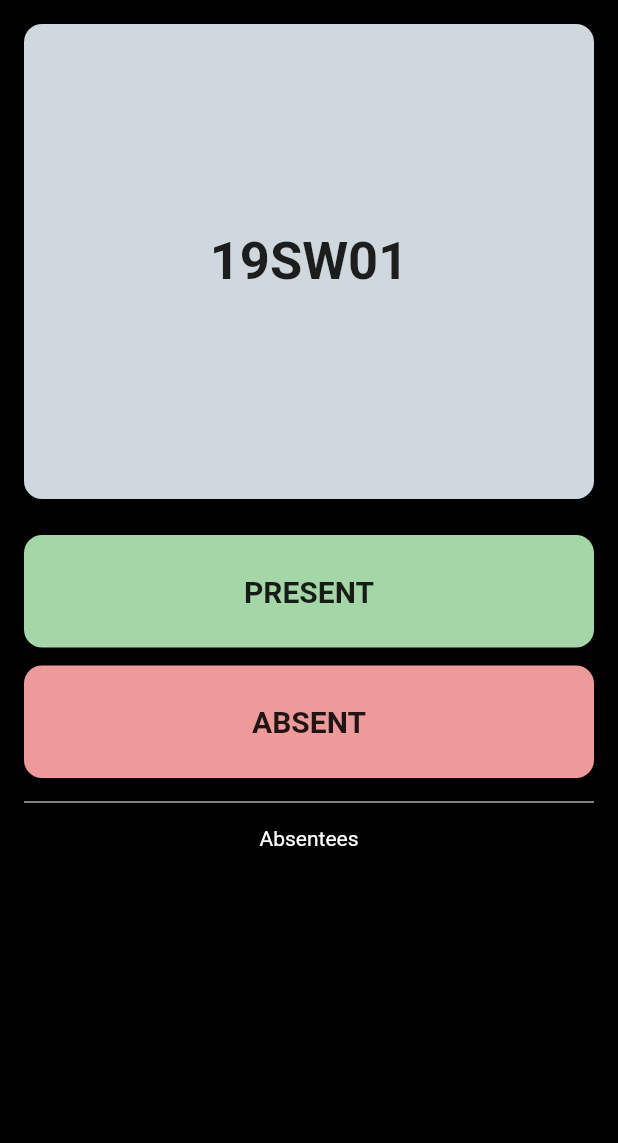
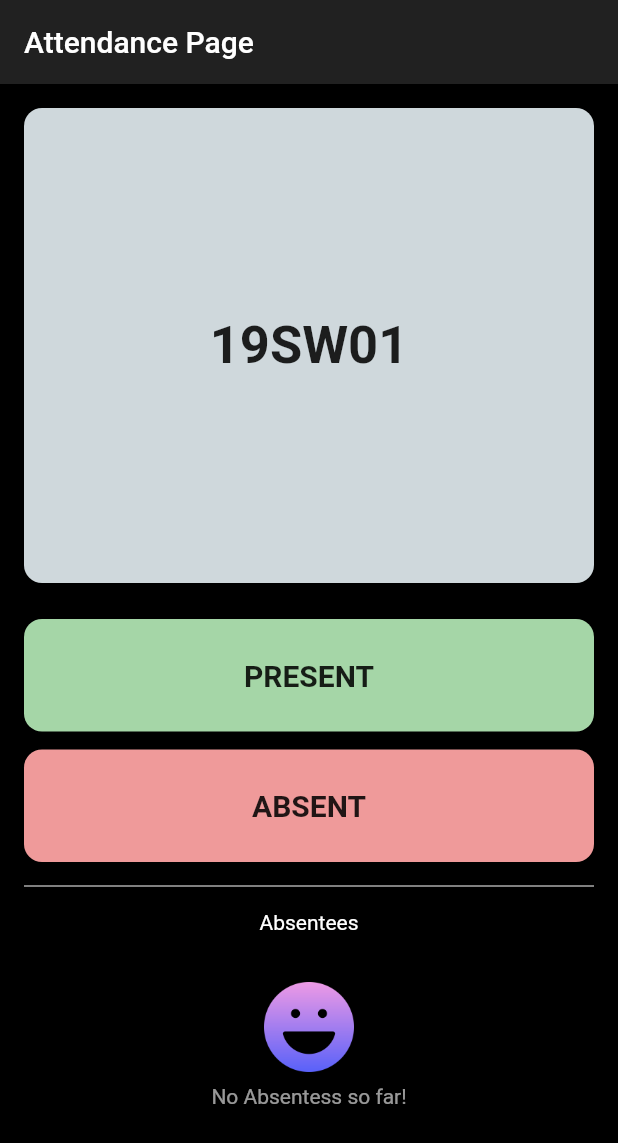
Before and after one commit to rashidwassan/muet-attendance-taking-app, a Flutter app: the screen it shows after launch, on a phone screen of 412 x 824 dp. Shown: the top 1143 px of the screen. Run offline on Flutter 3.47's test engine with Material 2 defaults, Android fonts, the phone set to English and light mode, and no system bars; missing offline and left inert: clipboard.

Commit message:
UI improvements

```diff
--- /dev/null
+++ b/lib/constants/images.dart
@@ -0,0 +1,9 @@
+class Images {
+  Images._();
+
+  static const String muetLogo = 'assets/images/muet.png';
+  static const String attendanceIcon = 'assets/images/attendance.png';
+  static const String disappointed = 'assets/images/disappointed.png';
+  static const String sad = 'assets/images/sad.png';
+  static const String smiley = 'assets/images/smiley.png';
+}
--- a/lib/screens/attendance_page.dart
+++ b/lib/screens/attendance_page.dart
@@ -1,6 +1,7 @@
 import 'dart:math';
 
 import 'package:attendance_app/components/main_button.dart';
+import 'package:attendance_app/constants/images.dart';
 import 'package:attendance_app/providers/students_list_provider.dart';
 import 'package:attendance_app/screens/report_page.dart';
 import 'package:flutter/material.dart';
@@ -32,8 +33,8 @@ class _AttendancePageState extends State<AttendancePage> {
   ];
 
   void generateReport() {
-    report =
-        '${DateTime.now()}\n${Provider.of<StudentListProvider>(context, listen: false).getRollsOfAbsentees()}';
+    report = Provider.of<StudentListProvider>(context, listen: false)
+        .getRollsOfAbsentees();
     Navigator.pushNamed(context, ReportPage.routeName, arguments: report);
   }
 
@@ -41,8 +42,11 @@ class _AttendancePageState extends State<AttendancePage> {
   Widget build(BuildContext context) {
     return Scaffold(
       backgroundColor: Colors.black,
-      body: SafeArea(
-        child: Padding(
+      appBar: AppBar(
+        backgroundColor: Colors.grey.shade900,
+        title: const Text('Attendance Page'),
+      ),
+      body: Padding(
         padding: const EdgeInsets.all(16.0),
         child: Consumer<StudentListProvider>(
           builder: (context, listProvider, child) => SingleChildScrollView(
@@ -92,7 +96,30 @@ class _AttendancePageState extends State<AttendancePage> {
                 const SizedBox(
                   height: 8,
                 ),
+                if (listProvider.absentStudents.isEmpty)
+                  Center(
+                    child: Column(
+                      children: [
+                        const SizedBox(
+                          height: 24,
+                        ),
+                        Image.asset(
+                          Images.smiley,
+                          width: 60,
+                        ),
+                        const SizedBox(
+                          height: 8,
+                        ),
+                        const Text(
+                          'No Absentess so far!',
+                          style: TextStyle(color: Colors.white60),
+                        )
+                      ],
+                    ),
+                  )
+                else
                   Wrap(
+                    alignment: WrapAlignment.spaceBetween,
                     children: [
                       for (int i = 0;
                           i < listProvider.absentStudents.length;
@@ -121,7 +148,6 @@ class _AttendancePageState extends State<AttendancePage> {
           ),
         ),
       ),
-      ),
     );
   }
 }
--- a/pubspec.yaml
+++ b/pubspec.yaml
@@ -16,6 +16,7 @@ dependencies:
   shared_preferences: ^2.0.15
   provider: ^6.0.3
   clipboard: ^0.1.3
+  intl: ^0.17.0
 
 dev_dependencies:
   flutter_test:
```
Also changed, not shown: lib/screens/report_page.dart (+21 -3 lines), assets/images/disappointed.png (added), assets/images/sad.png (added), assets/images/smiley.png (added), pubspec.lock, 20 other files. Lines whose indentation alone changed are shown as unchanged.
